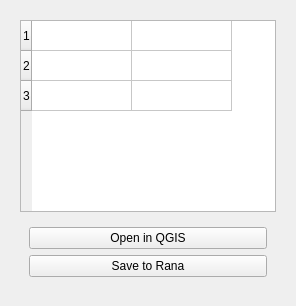
The window that rana_qgis_plugin/widgets/ui/rana.ui (nens/rana-qgis-plugin) describes before a commit, drawn with Qt 5.
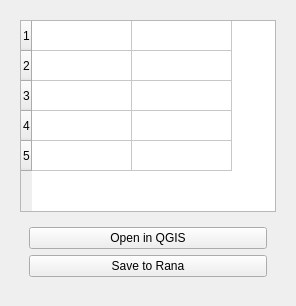
The same window after the commit. The open tabs and pages were chosen to show the change.

The edit to the form file:
```diff
--- a/rana_qgis_plugin/widgets/ui/rana.ui
+++ b/rana_qgis_plugin/widgets/ui/rana.ui
@@ -37,7 +37,7 @@
        <item row="0" column="0">
         <widget class="QTableWidget" name="file_table_widget">
          <property name="rowCount">
-          <number>3</number>
+          <number>5</number>
          </property>
          <property name="columnCount">
           <number>2</number>
@@ -45,11 +45,6 @@
          <attribute name="horizontalHeaderVisible">
           <bool>false</bool>
          </attribute>
-         <row/>
-         <row/>
-         <row/>
-         <column/>
-         <column/>
         </widget>
        </item>
        <item row="1" column="0">
```
